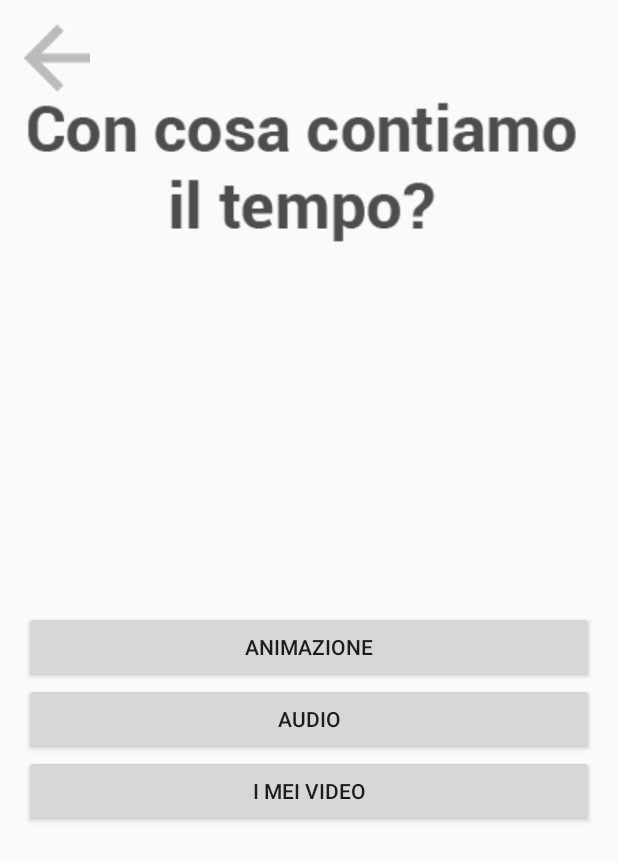
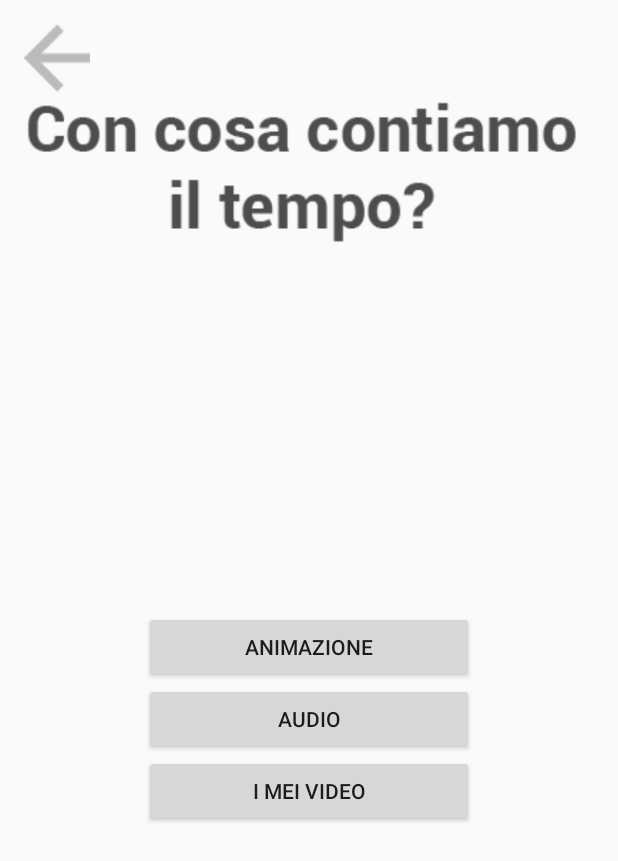
Before and after one commit to marccode/IldiariodiGIo, an Android app: the ChronometerMenuActivity screen opened directly, with no data from a screen before it, on a phone screen of 412 x 824 dp. Shown: the top 861 px of the screen. Run offline under Robolectric (Android 15) with nearby library versions, the phone set to English and light mode, and no system bars.

Commit message:
cambio en el titulo de activity_video_grid a i mei video (ponia i mei audio)
he acortado los tamaños de las cajas del menu de cronometro

los colores de los recuadros me aparecen en el android studio pero no en el emulador (no se como incluirlos de momento)

accede a la camara pero aun no guarda

```diff
--- a/app/src/main/res/layout/activity_chronometer_menu.xml
+++ b/app/src/main/res/layout/activity_chronometer_menu.xml
@@ -40,14 +40,17 @@
 
             <RelativeLayout
                 android:layout_width="match_parent"
-                android:layout_height="match_parent">
+                android:layout_height="match_parent"
+                android:paddingLeft="80dp"
+                android:paddingRight="80dp">
 
                 <Button
                     android:id="@+id/button_animation"
                     android:layout_width="match_parent"
                     android:layout_height="wrap_content"
                     android:layout_above="@+id/button_audio"
-                    android:text="Animazione"/>
+                    android:text="Animazione"
+                   />
 
                 <Button
                     android:id="@+id/button_audio"
--- a/app/src/main/res/layout/activity_first_login.xml
+++ b/app/src/main/res/layout/activity_first_login.xml
@@ -72,7 +72,8 @@
         android:inputType="textCapWords"
         android:layout_below="@+id/imageButton_upload_kid"
         android:layout_alignLeft="@+id/imageButton_upload_kid"
-        android:layout_alignStart="@+id/imageButton_upload_kid"/>
+        android:layout_alignStart="@+id/imageButton_upload_kid"
+        android:hint="Nome bambino"/>
 
     <EditText
         android:id="@+id/nome_bambino"
@@ -83,6 +84,7 @@
 
         android:layout_below="@+id/imageButton_upload_kid"
         android:layout_alignLeft="@+id/imageButton_upload_parent"
-        android:layout_alignStart="@+id/imageButton_upload_parent" />
+        android:layout_alignStart="@+id/imageButton_upload_parent"
+        android:hint="Nome genitore"/>
 
 </RelativeLayout>
--- a/app/src/main/res/layout/activity_login.xml
+++ b/app/src/main/res/layout/activity_login.xml
@@ -48,10 +48,10 @@
     </LinearLayout>
 
     <ImageButton
-        android:id="@+id/button_enter"
+        android:id="@+id/button_modify"
         android:layout_width="wrap_content"
         android:layout_height="wrap_content"
-        android:background="@drawable/button_enter"
+        android:background="@drawable/pencil"
         android:layout_alignParentBottom="true"
         android:layout_alignParentLeft="true"/>
 
--- a/app/src/main/res/layout/activity_modifica.xml
+++ b/app/src/main/res/layout/activity_modifica.xml
@@ -76,7 +76,8 @@
 
         android:layout_below="@+id/imageButton_upload_kid"
         android:layout_alignLeft="@+id/imageButton_upload_parent"
-        android:layout_alignStart="@+id/imageButton_upload_parent" />
+        android:layout_alignStart="@+id/imageButton_upload_parent"
+        android:hint="Nome genitore"/>
 
     <EditText
         android:id="@+id/nome_genitori"
@@ -86,7 +87,8 @@
         android:inputType="textCapWords"
         android:layout_below="@+id/imageButton_upload_kid"
         android:layout_alignLeft="@+id/imageButton_upload_kid"
-        android:layout_alignStart="@+id/imageButton_upload_kid" />
+        android:layout_alignStart="@+id/imageButton_upload_kid"
+        android:hint="Nome bambino"/>
 
 
 </RelativeLayout>
--- a/app/src/main/res/layout/activity_video_grid.xml
+++ b/app/src/main/res/layout/activity_video_grid.xml
@@ -22,7 +22,7 @@
         android:layout_width="wrap_content"
         android:layout_height="wrap_content"
         android:textSize="30sp"
-        android:text="I miei audio"
+        android:text="I miei video"
         android:layout_centerHorizontal="true"
         android:layout_marginTop="40dp" />
 
--- a/app/src/main/res/values/colors.xml
+++ b/app/src/main/res/values/colors.xml
@@ -9,4 +9,5 @@
     <color name="light_grey">#BDBBB9</color>
     <color name="orange">#E6A639</color>
     <color name="title_grey">#474747</color>
+    <color name="blue_diary">#9FA8DA</color>
 </resources>
```
Also changed, not shown: app/src/main/AndroidManifest.xml (+5 -2 lines), app/src/main/res/drawable/pencil.png (added).
